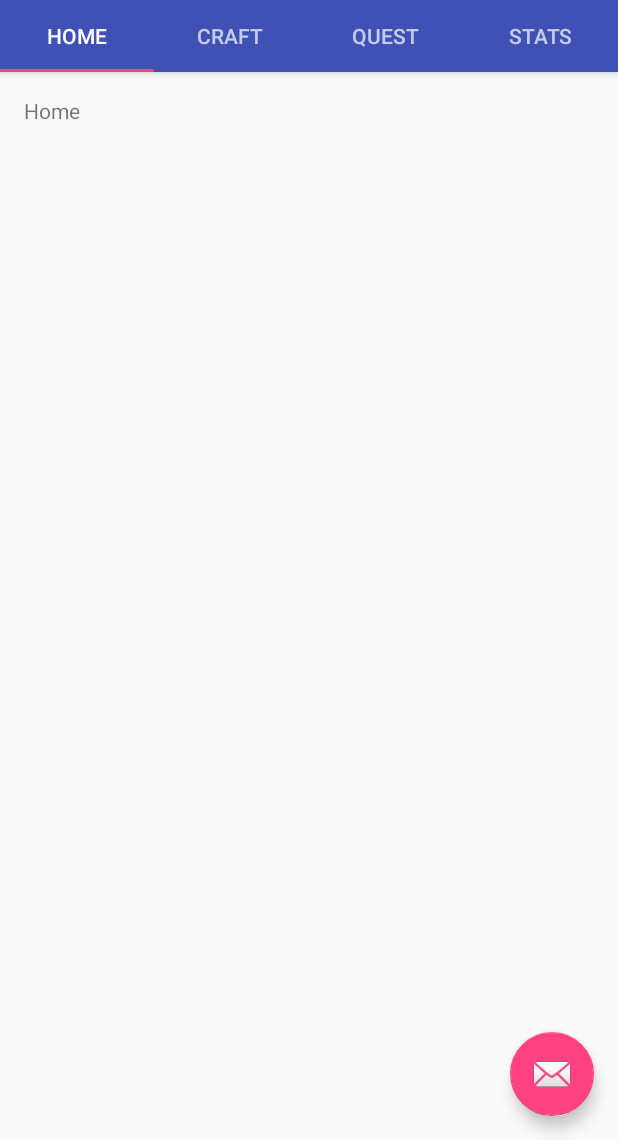
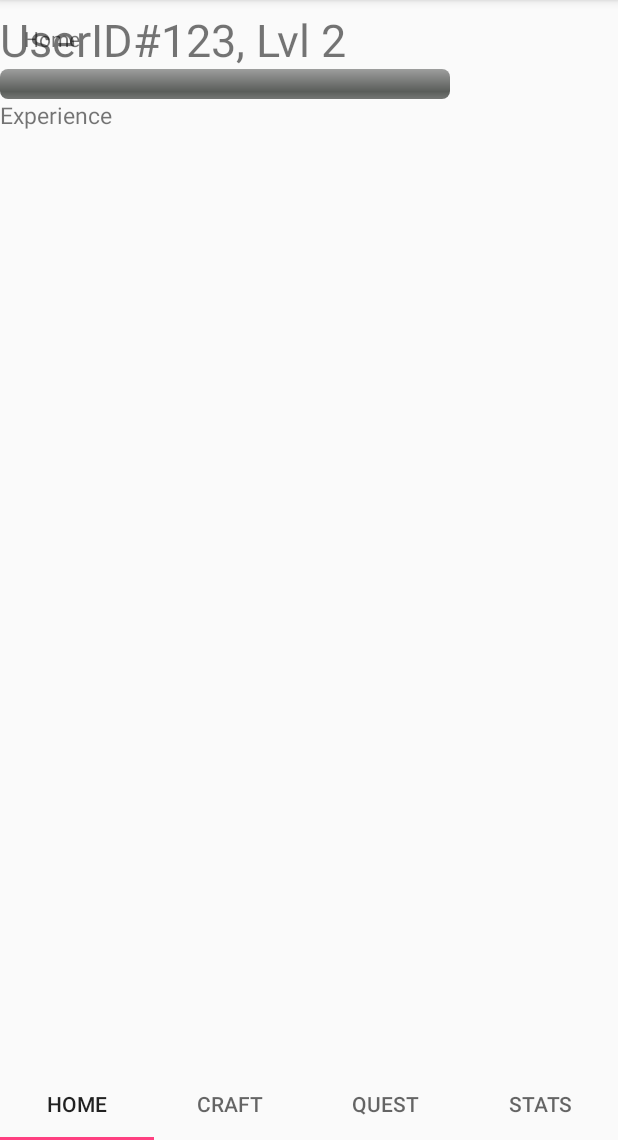
Before and after one commit to gordineerandrew/FatSlayerRPG, an Android app: the screen it shows after launch (MainActivity), on a phone screen of 412 x 824 dp, the part 96-1236 px from its top. Run offline under Robolectric (Android 15) with nearby library versions, the phone set to English and light mode, and no system bars; 2 statements that could not run were skipped.

Commit message:
Tabs working, userID, level, experience persistent.

```diff
--- a/app/src/main/res/layout/activity_main.xml
+++ b/app/src/main/res/layout/activity_main.xml
@@ -5,8 +5,26 @@
     android:id="@+id/main_content"
     android:layout_width="match_parent"
     android:layout_height="match_parent"
-    android:fitsSystemWindows="true"
+    android:fitsSystemWindows="false"
     tools:context="fatslayers.fatslayerrpg.MainActivity">
+
+    <android.support.v4.view.ViewPager
+        android:id="@+id/container"
+        android:layout_width="match_parent"
+        android:layout_height="match_parent"
+        app:layout_behavior="@string/appbar_scrolling_view_behavior" />
+
+
+
+
+    <!--<android.support.design.widget.FloatingActionButton-->
+        <!--android:id="@+id/fab"-->
+        <!--android:layout_width="wrap_content"-->
+        <!--android:layout_height="wrap_content"-->
+        <!--android:layout_gravity="end|bottom"-->
+        <!--android:layout_margin="@dimen/fab_margin"-->
+        <!--app:srcCompat="@android:drawable/ic_dialog_email" />-->
+
 
     <android.support.design.widget.AppBarLayout
         android:id="@+id/appbar"
@@ -14,6 +32,7 @@
         android:layout_height="wrap_content"
         android:paddingTop="@dimen/appbar_padding_top"
         android:theme="@style/AppTheme.AppBarOverlay">
+
 
         <android.support.v7.widget.Toolbar
             android:id="@+id/toolbar"
@@ -25,25 +44,45 @@
 
         </android.support.v7.widget.Toolbar>
 
-        <android.support.design.widget.TabLayout
-            android:id="@+id/tabs"
-            android:layout_width="match_parent"
-            android:layout_height="wrap_content" />
+
 
     </android.support.design.widget.AppBarLayout>
 
-    <android.support.v4.view.ViewPager
-        android:id="@+id/container"
-        android:layout_width="match_parent"
-        android:layout_height="match_parent"
-        app:layout_behavior="@string/appbar_scrolling_view_behavior" />
 
-    <android.support.design.widget.FloatingActionButton
-        android:id="@+id/fab"
+    <TextView
+        android:id="@+id/userIdLvl"
         android:layout_width="wrap_content"
         android:layout_height="wrap_content"
-        android:layout_gravity="end|bottom"
-        android:layout_margin="@dimen/fab_margin"
-        app:srcCompat="@android:drawable/ic_dialog_email" />
+        android:layout_marginTop="70sp"
+        android:layout_gravity="left|top"
+        android:textSize="30sp"
+        android:text="UserID#123, Lvl 2" />
+
+
+    <ProgressBar
+        android:id="@+id/progressBar"
+        style="@android:style/Widget.ProgressBar.Horizontal"
+        android:layout_width="300sp"
+        android:layout_height="wrap_content"
+        android:layout_marginTop="110sp"
+        android:layout_gravity="left|top"
+        />
+
+    <TextView
+        android:id="@+id/exp"
+        android:layout_width="wrap_content"
+        android:layout_height="wrap_content"
+        android:layout_marginTop="130sp"
+        android:layout_gravity="left|top"
+        android:textSize="15sp"
+        android:text="Experience" />
+
+
+    <android.support.design.widget.TabLayout
+        android:id="@+id/tabs"
+        android:layout_width="match_parent"
+        android:layout_height="wrap_content"
+        android:layout_gravity="bottom"
+        />
 
 </android.support.design.widget.CoordinatorLayout>
```
